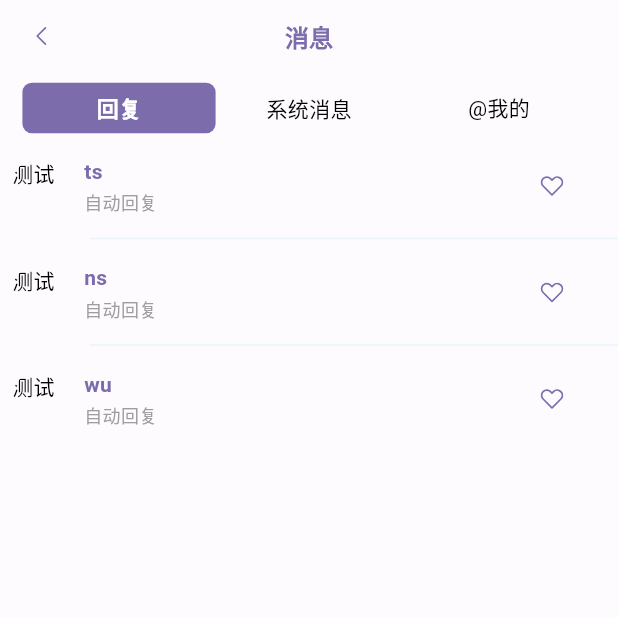
After one commit to Ginsenvey/CC98-Ocean, a Flutter app: the Mailbox screen opened directly, on a phone screen of 412 x 824 dp, the top half of it. The commit adds this screen. Run offline on Flutter 3.47's test engine with Material 3 defaults, Android fonts, the phone set to English and light mode, and no system bars; our stand-ins replace audioplayers, dropdown_button2, fluentui_system_icons, flutter_riverpod, flutter_secure_storage, shared_preferences and 1 more; missing offline and left inert: bbob_dart, flutter_bbcode, html2md, markdown_widget, media_kit, media_kit_video and 1 more; accounts and stored records are empty; network calls fail.

Commit message:
新增消息页和聊天页的UI

```diff
--- a/lib/core/constants/color_tokens.dart
+++ b/lib/core/constants/color_tokens.dart
@@ -12,4 +12,5 @@ abstract class ColorTokens {
   static const Color softPink=Color(0xddfb7299);
   static const Color softGrey=Color(0xff959595);
   static const Color dividerBlue= Color.fromARGB(255, 232, 244, 249);
+  static const Color chatBackground=Color(0xFFE2EAF4);
 }
--- /dev/null
+++ b/lib/mailbox.dart
@@ -0,0 +1,94 @@
+import 'package:cc98_ocean/controls/clickarea.dart';
+import 'package:cc98_ocean/controls/fluent_iconbutton.dart';
+import 'package:cc98_ocean/controls/segmented.dart';
+import 'package:cc98_ocean/core/constants/color_tokens.dart';
+import 'package:fluentui_system_icons/fluentui_system_icons.dart';
+import 'package:flutter/material.dart';
+
+class Mailbox extends StatefulWidget {
+  const Mailbox({super.key});
+
+  @override
+  State<Mailbox> createState() => _MailboxState();
+}
+
+class _MailboxState extends State<Mailbox> {
+  final List<String> names=["ts","ns","wu"];
+  @override
+  Widget build(BuildContext context) {
+    return Scaffold(
+      appBar: AppBar(
+        toolbarHeight: 48,
+        shape: RoundedRectangleBorder(
+          borderRadius: BorderRadius.circular(6),
+        ),
+        actionsPadding: EdgeInsets.only(right: 13),
+        centerTitle: true,
+        leading: Padding(
+          padding: const EdgeInsets.symmetric(horizontal: 12,vertical: 8),
+          child: FluentIconbutton(
+            icon:FluentIcons.chevron_left_16_regular,
+            onPressed: () => {}
+          ),
+        ),
+
+        title: const Text("消息",style: TextStyle(fontSize: 16,fontWeight: FontWeight.bold,color: ColorTokens.primaryLight),)
+
+      ),
+      body:buildLayout()
+    );
+  }
+  Widget buildLayout(){
+    return Column(
+      children: [
+        Padding(
+          padding: const EdgeInsets.symmetric(horizontal: 12,vertical: 4),
+          child: SegmentedControl(items: ["回复","系统消息","@我的"], onSelected:(i)=>{}),
+        ),
+        Expanded(child: buildMailList())
+      ],
+    );
+  }
+  Widget buildMailList(){
+    return ListView.separated(itemBuilder: (_,i)=>buildMailCard(names[i]), separatorBuilder: (_,i)=>Divider(thickness: 1,indent: 60,endIndent: 0,color: ColorTokens.dividerBlue,), itemCount: names.length);
+  }
+  Widget buildMailCard(String name){
+    return ClickArea(
+      child: Padding(
+        padding: const EdgeInsets.all(8.0),
+        child: Row(
+          children: [
+            SizedBox(
+              height: 36,
+              width: 36,
+              child: ClipOval(
+                child: Image.network("test",height: 36,width: 36,errorBuilder: (context, error, stackTrace) => Text("测试")),
+              ),
+            ),
+            SizedBox(width: 12),
+            Expanded(
+              child: Column(
+                crossAxisAlignment: CrossAxisAlignment.start,
+                children: [
+                  Text(name,style: const TextStyle(
+                              fontWeight: FontWeight.bold,
+                              fontSize: 14,
+                              color: ColorTokens.primaryLight,
+                            ),),
+                  SizedBox(height: 2),
+                  Text("自动回复",style: const TextStyle(
+                              color: Colors.grey,
+                              fontSize: 12,
+                            ),)
+
+                ],
+              ),
+            ),
+            FluentIconbutton(icon: FluentIcons.heart_16_regular),
+            SizedBox(width: 20,)
+          ],
+        ),
+      ),
+    );
+  }
+}
--- a/lib/profile.dart
+++ b/lib/profile.dart
@@ -1,5 +1,6 @@
 import 'package:cc98_ocean/Friends.dart';
 import 'package:cc98_ocean/board.dart';
+import 'package:cc98_ocean/chat.dart';
 import 'package:cc98_ocean/controls/clickarea.dart';
 import 'package:cc98_ocean/controls/expand_button.dart';
 import 'package:cc98_ocean/controls/extended_tags.dart';
@@ -8,6 +9,7 @@ import 'package:cc98_ocean/controls/info_flower.dart';
 import 'package:cc98_ocean/core/constants/color_tokens.dart';
 import 'package:cc98_ocean/helper.dart';
 import 'package:cc98_ocean/kernel.dart';
+import 'package:cc98_ocean/mailbox.dart';
 import 'package:cc98_ocean/settings.dart';
 import 'package:cc98_ocean/topic.dart';
 import 'package:fluentui_system_icons/fluentui_system_icons.dart';
@@ -135,6 +137,9 @@ class _ProfileState extends State<Profile> {
           ),
         ):null,
         actions: [
+          FluentIconbutton(icon: FluentIcons.mail_16_regular,iconColor: ColorTokens.softPurple,onPressed: () {
+            Navigator.push(context, MaterialPageRoute(builder: (context)=>Mailbox()));
+          },),
           FluentIconbutton(icon: FluentIcons.settings_16_regular,iconColor: ColorTokens.softPurple,onPressed: () {
             Navigator.push(context, MaterialPageRoute(builder: (context)=>Settings()));
           },),
```
Also changed, not shown: lib/chat.dart (added, +132 -0 lines), lib/main.dart (+8 -4 lines).
